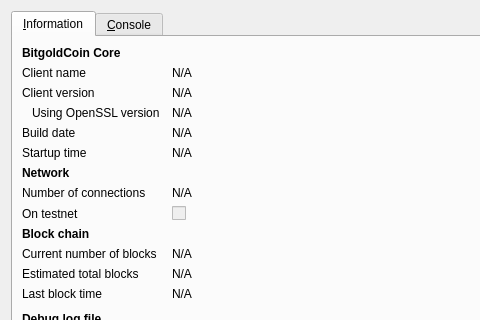
Qt form src/qt/forms/rpcconsole.ui (bitgoldcoin-project/bitgoldcoin) before a commit; both pictures show x 0 to 480 and y 0 to 320 of the 740 by 450 pixel window.
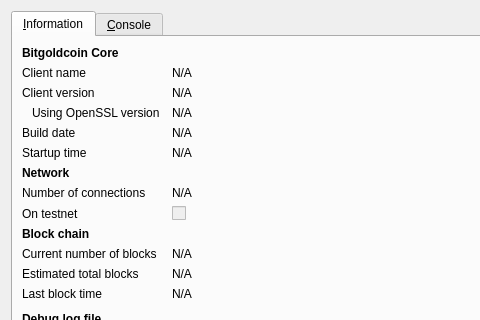
The same form after that commit. Icons and pictures are not drawn.

What changed in the file:
```diff
--- a/src/qt/forms/rpcconsole.ui
+++ b/src/qt/forms/rpcconsole.ui
@@ -36,7 +36,7 @@
           </font>
          </property>
          <property name="text">
-          <string>BitgoldCoin Core</string>
+          <string>Bitgoldcoin Core</string>
          </property>
         </widget>
        </item>
```
Left out of the diff: 6 changed lines with no effect on the pictures.
